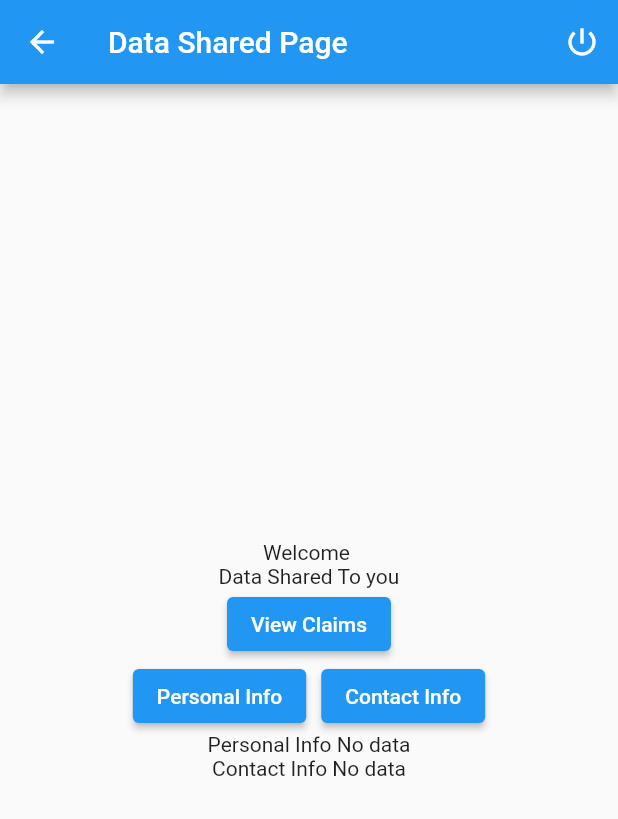
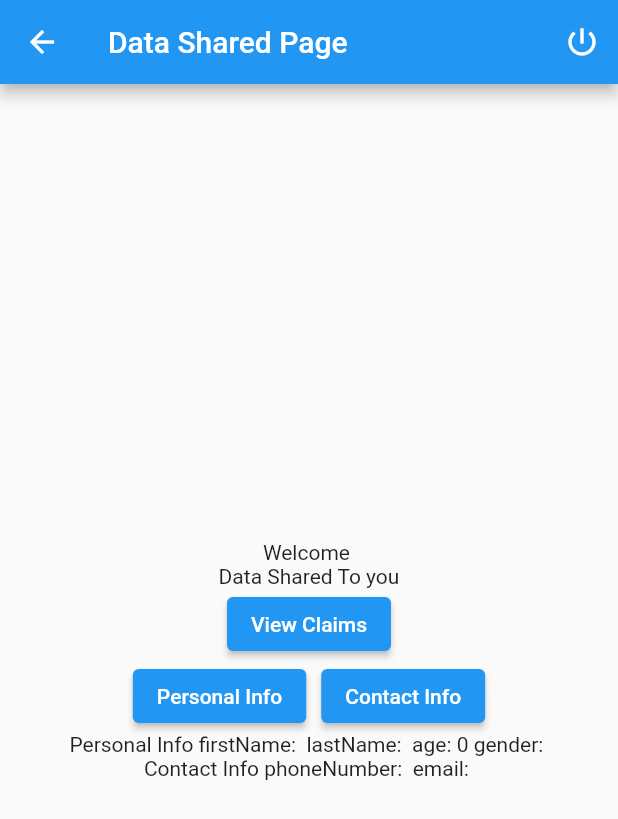
Before and after one commit to sitaram-kalluri/at_auth_demo, a Flutter app: the DataSharedScreen screen opened directly with empty values, after a tap on "Contact Info", on a phone screen of 412 x 824 dp. Shown: the top 819 px of the screen. Run offline on Flutter 3.47's test engine with Material 2 defaults, Android fonts, the phone set to English and light mode, and no system bars; missing offline and left inert: at_client, crypton; statements that could not run were skipped; key blocks and very long unbroken strings in the code were emptied for the run.

Commit message:
Add personal_info.dart and contact_info.dart

```diff
--- a/lib/model/contact_info.dart
+++ b/lib/model/contact_info.dart
@@ -1,6 +1,11 @@
 class ContactInfo {
-  late String phoneNumber;
-  late String email;
+  String phoneNumber = '';
+  String email = '';
 
-  ContactInfo(this.phoneNumber, this.email);
+  ContactInfo();
+
+  @override
+  String toString() {
+    return 'phoneNumber: $phoneNumber email: $email';
+  }
 }
--- a/lib/model/personal_info.dart
+++ b/lib/model/personal_info.dart
@@ -1,8 +1,13 @@
 class PersonalInfo {
-  String firstName;
-  String lastName;
-  int age;
-  String gender;
+  String firstName = '';
+  String lastName = '';
+  int age = 0;
+  String gender = '';
 
-  PersonalInfo(this.firstName, this.lastName, this.age, this.gender);
+  PersonalInfo();
+
+  @override
+  String toString() {
+    return 'firstName: $firstName lastName: $lastName age: $age gender: $gender';
+  }
 }
--- a/lib/screens/data_shared_screen.dart
+++ b/lib/screens/data_shared_screen.dart
@@ -1,3 +1,5 @@
+import 'package:atsign_login_app/model/contact_info.dart';
+import 'package:atsign_login_app/model/personal_info.dart';
 import 'package:atsign_login_app/screens/login_page.dart';
 import 'package:flutter/material.dart';
 
@@ -13,9 +15,8 @@ class DataSharedScreen extends StatefulWidget {
 }
 
 class _DataSharedScreen extends State<DataSharedScreen> {
-  // Authentication_Service authentication_service = new Authentication_Service();
-  String personalInfo = "No data";
-  String contactInfo = "No data";
+  PersonalInfo personalInfo = PersonalInfo();
+  ContactInfo contactInfo = ContactInfo();
 
   @override
   Widget build(BuildContext context) {
--- a/lib/services/authentication_service.dart
+++ b/lib/services/authentication_service.dart
@@ -1,6 +1,8 @@
 import 'dart:convert';
 import 'dart:math';
 import 'package:at_client/at_client.dart';
+import 'package:atsign_login_app/model/contact_info.dart';
+import 'package:atsign_login_app/model/personal_info.dart';
 import 'package:crypton/crypton.dart';
 
 class AuthenticationService {
@@ -44,46 +46,42 @@ class AuthenticationService {
   }
 
   /// Fetches the data shared to the OAUTH atSign
-  Future<String> getPersonalInfo() async {
-    var responseJSON = {};
+  Future<PersonalInfo> getPersonalInfo() async {
+    var personalInfo = PersonalInfo();
+    // Set firstName
     var firstNameAtKey = AtKey()
       ..key = 'firstname**personal'
       ..sharedBy = atSign;
     var getResponse = await oAuthAtClient.get(firstNameAtKey);
-    responseJSON.putIfAbsent(
-        'firstName', () => jsonDecode(getResponse.value)['value']);
+    personalInfo.firstName = jsonDecode(getResponse.value)['value'];
+    // Set lastName
     var lastNameAtKey = AtKey()
       ..key = 'lastname**personal'
       ..sharedBy = atSign;
     getResponse = await oAuthAtClient.get(lastNameAtKey);
-    responseJSON.putIfAbsent(
-        'lastName', () => jsonDecode(getResponse.value)['value']);
-    return jsonEncode(responseJSON);
+    personalInfo.lastName = jsonDecode(getResponse.value)['value'];
+    personalInfo.age = 30;
+    personalInfo.gender = 'male';
+
+    return personalInfo;
   }
 
-  Future<String> getContactInfo() async {
-    var responseJson = {};
+  Future<ContactInfo> getContactInfo() async {
+    var contactInfo = ContactInfo();
+    // Set Phone Number
     var phoneAtKey = AtKey()
       ..key = 'phone**contact_details'
       ..sharedBy = atSign;
     var getResponse = await oAuthAtClient.get(phoneAtKey);
-    responseJson.putIfAbsent(
-        'phone', () => jsonDecode(getResponse.value)['value']);
+    contactInfo.phoneNumber = jsonDecode(getResponse.value)['value'];
 
+    // Set Email
     var emailAtKey = AtKey()
       ..key = 'email**contact_details'
       ..sharedBy = atSign;
     getResponse = await oAuthAtClient.get(emailAtKey);
-    responseJson.putIfAbsent(
-        'email', () => jsonDecode(getResponse.value)['value']);
+    contactInfo.email = jsonDecode(getResponse.value)['value'];
 
-    var addressAtKey = AtKey()
-      ..key = 'address**contact_details'
-      ..sharedBy = atSign;
-    getResponse = await oAuthAtClient.get(addressAtKey);
-    responseJson.putIfAbsent(
-        'address', () => jsonDecode(getResponse.value)['value']);
-
-    return jsonEncode(responseJson);
+    return contactInfo;
   }
 }
```
Also changed, not shown: 1 other file.
